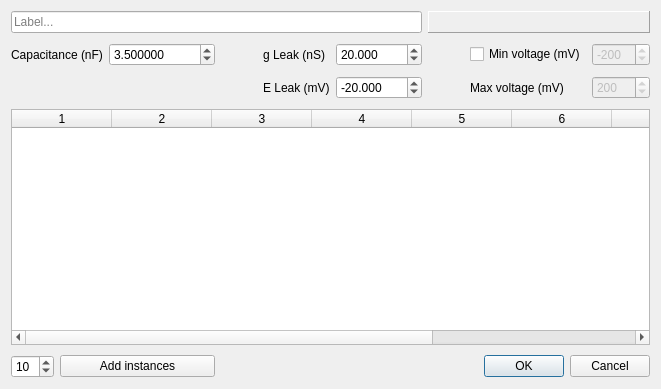
CompEphys-team/stdpc, file src/gui/HHModelDlg.ui: the form before one commit.
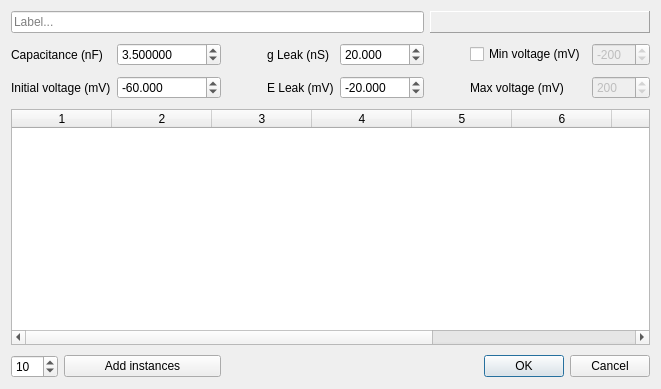
The form after the commit.

Commit message: Added initial voltage to HHNeuron

Patch:
```diff
--- a/src/gui/HHModelDlg.ui
+++ b/src/gui/HHModelDlg.ui
@@ -276,6 +276,29 @@
      </property>
     </widget>
    </item>
+   <item row="2" column="0" colspan="2">
+    <widget class="QLabel" name="label_4">
+     <property name="text">
+      <string>Initial voltage (mV)</string>
+     </property>
+    </widget>
+   </item>
+   <item row="2" column="2">
+    <widget class="QDoubleSpinBox" name="V0">
+     <property name="decimals">
+      <number>3</number>
+     </property>
+     <property name="minimum">
+      <double>-1000.000000000000000</double>
+     </property>
+     <property name="maximum">
+      <double>1000.000000000000000</double>
+     </property>
+     <property name="value">
+      <double>-60.000000000000000</double>
+     </property>
+    </widget>
+   </item>
   </layout>
  </widget>
  <resources/>
```
The commit also changes 3 other files.
